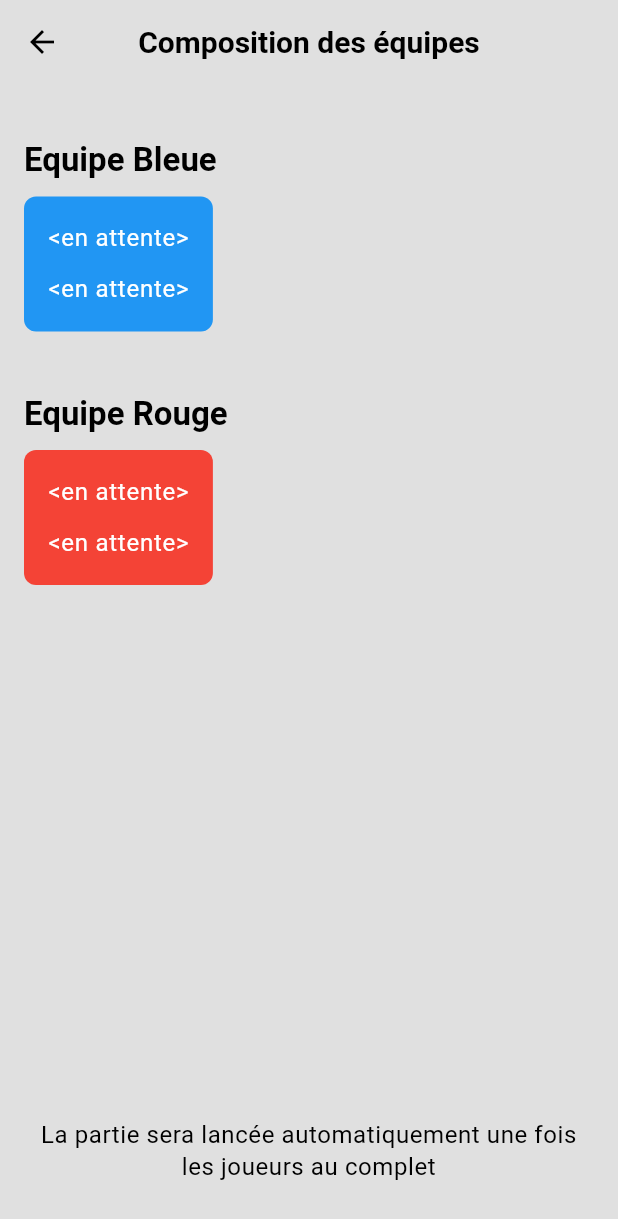
After one commit to dimitri-perriet/piction_ia_ry, a Flutter app: the TeamCompositionScreen screen opened directly, on a phone screen of 412 x 824 dp. The commit adds this screen. Shown: the top 1219 px of the screen. Run offline on Flutter 3.47's test engine with Material 3 defaults, Android fonts, the phone set to English and light mode, and no system bars.

Commit message:
Theme data

```diff
--- /dev/null
+++ b/lib/ui/screens/team_composition.dart
@@ -0,0 +1,98 @@
+import 'package:flutter/material.dart';
+
+class TeamCompositionScreen extends StatelessWidget {
+  const TeamCompositionScreen({Key? key}) : super(key: key);
+
+  @override
+  Widget build(BuildContext context) {
+    return Scaffold(
+      appBar: AppBar(
+        leading: IconButton(
+          icon: const Icon(Icons.arrow_back),
+          onPressed: () {
+            Navigator.of(context).pop();
+          },
+        ),
+        title: const Text('Composition des équipes'),
+        centerTitle: true,
+      ),
+      body: Padding(
+        padding: const EdgeInsets.all(16.0),
+        child: Column(
+          crossAxisAlignment: CrossAxisAlignment.start,
+          children: [
+            const SizedBox(height: 20),
+            Text(
+              'Equipe Bleue',
+              style: Theme.of(context).textTheme.headlineSmall,
+            ),
+            const SizedBox(height: 10),
+            Container(
+              padding: const EdgeInsets.all(16.0),
+              decoration: BoxDecoration(
+                color: Colors.blue,
+                borderRadius: BorderRadius.circular(8.0),
+              ),
+              child: Column(
+                crossAxisAlignment: CrossAxisAlignment.start,
+                children: [
+                  Text(
+                    '<en attente>',
+                    style: Theme.of(context).textTheme.bodyLarge!.copyWith(
+                      color: Colors.white,
+                    ),
+                  ),
+                  const SizedBox(height: 10),
+                  Text(
+                    '<en attente>',
+                    style: Theme.of(context).textTheme.bodyLarge!.copyWith(
+                      color: Colors.white,
+                    ),
+                  ),
+                ],
+              ),
+            ),
+            const SizedBox(height: 40),
+            Text(
+              'Equipe Rouge',
+              style: Theme.of(context).textTheme.headlineSmall,
+            ),
+            const SizedBox(height: 10),
+            Container(
+              padding: const EdgeInsets.all(16.0),
+              decoration: BoxDecoration(
+                color: Colors.red,
+                borderRadius: BorderRadius.circular(8.0),
+              ),
+              child: Column(
+                crossAxisAlignment: CrossAxisAlignment.start,
+                children: [
+                  Text(
+                    '<en attente>',
+                    style: Theme.of(context).textTheme.bodyLarge!.copyWith(
+                      color: Colors.white,
+                    ),
+                  ),
+                  const SizedBox(height: 10),
+                  Text(
+                    '<en attente>',
+                    style: Theme.of(context).textTheme.bodyLarge!.copyWith(
+                      color: Colors.white,
+                    ),
+                  ),
+                ],
+              ),
+            ),
+            const Spacer(),
+            Text(
+              'La partie sera lancée automatiquement une fois les joueurs au complet',
+              style: Theme.of(context).textTheme.bodySmall,
+              textAlign: TextAlign.center,
+            ),
+            const SizedBox(height: 20),
+          ],
+        ),
+      ),
+    );
+  }
+}
```
Also changed, not shown: lib/main.dart (+45 -3 lines), lib/ui/screens/challenge_input_screen.dart (added, +98 -0 lines), lib/ui/screens/dashboard.dart (+5 -14 lines), lib/ui/screens/loginscreen.dart (+6 -7 lines).
